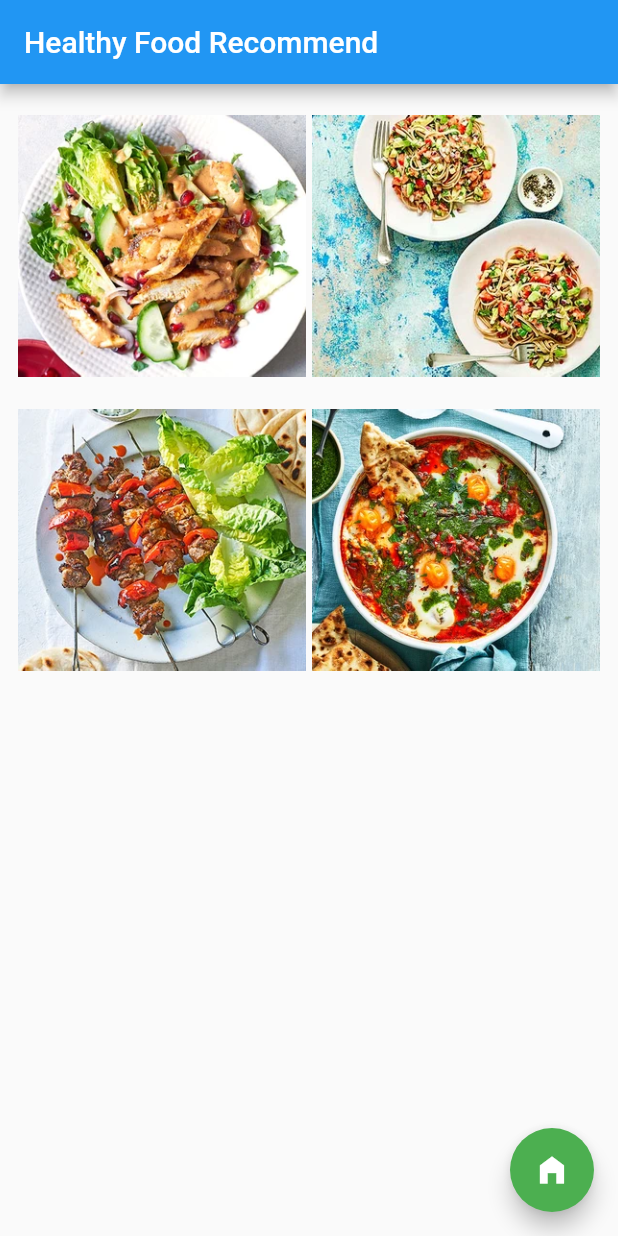
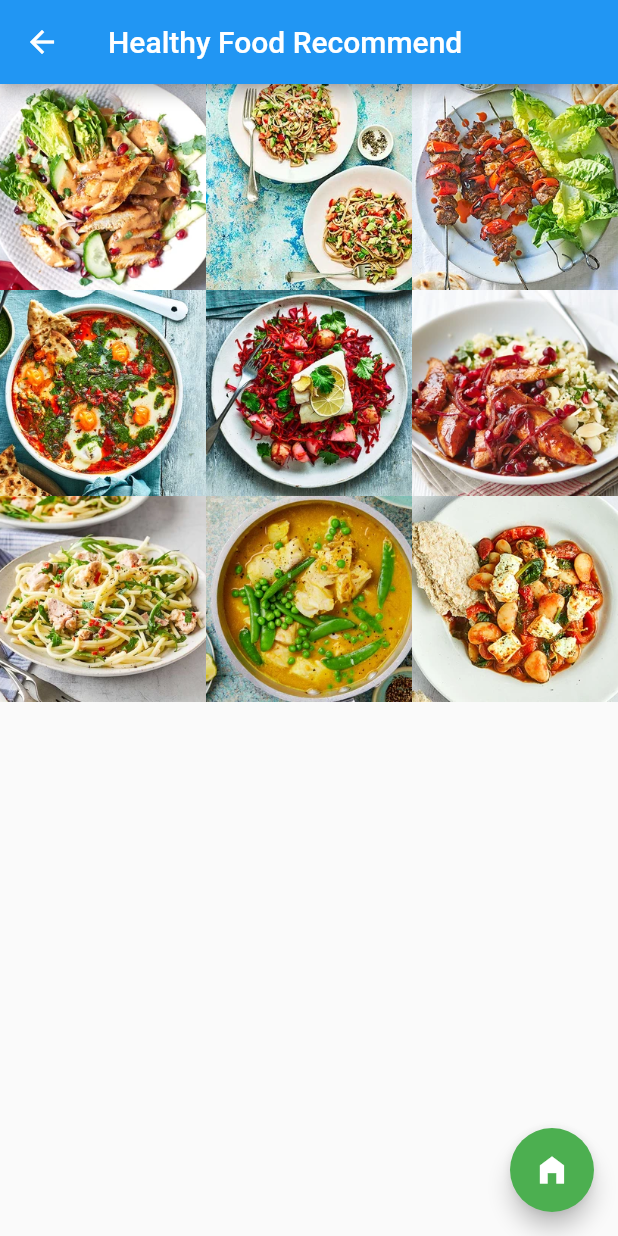
Before and after one commit to suprakittt/BMI_Calculator, a Flutter app: the screen it shows after launch, after a tap on the "flatware" icon, on a phone screen of 412 x 824 dp. Run offline on Flutter 3.47's test engine with Material 2 defaults, Android fonts, the phone set to English and light mode, and no system bars.

Commit message:
add food menu page

```diff
--- a/lib/main.dart
+++ b/lib/main.dart
@@ -119,6 +119,19 @@ class _MyHomePageState extends State<MyHomePage> {
   }
 
   void calculate() {
+    Widget okButton = TextButton(
+      child: Text("OK"),
+      onPressed: () {
+        Navigator.pop(context);
+      },
+    );
+    AlertDialog alert = AlertDialog(
+      title: Text("Your weight is greater than what is considered healthy."),
+      content: Text("Please Click the green button below to see healthy food recipes."),
+      actions: [
+        okButton,
+      ],
+    );
     double height = double.parse(_heightController.text) / 100;
     double weight = double.parse(_weightController.text);
 
@@ -132,43 +145,80 @@ class _MyHomePageState extends State<MyHomePage> {
         _message = 'You body is fine';
       } else if (_bmi! < 30) {
         _message = 'You are overweight';
+        showDialog(
+          context: context,
+          builder: (BuildContext context) {
+            return alert;
+          },
+        );
       } else {
         _message = 'You are obese';
+        showDialog(context: context, builder: (BuildContext context) {
+          return alert;
+        },
+        );
       }
     });
   }
 }
 
+class PhotoItem {
+  final String image;
+  final String name;
+  PhotoItem(this.image, this.name);
+}
+
 class SecondRoute extends StatelessWidget {
 
-  List<String> images = [
-    "photo/1.jpg",
-    "photo/2.jpg",
-    "photo/3.jpg",
-    "photo/4.jpg"
+  final List<PhotoItem> images = [
+    PhotoItem("photo/1.jpg", "Chicken Satay salad"),
+    PhotoItem("photo/2.jpg", "Linguine with avocado"),
+    PhotoItem("photo/3.jpg", "Pork souvlaki"),
+    PhotoItem("photo/4.jpg", "Salsa verde"),
+    PhotoItem("photo/5.jpg", "Roasted cod"),
+    PhotoItem("photo/6.jpg", "Pomegranate"),
+    PhotoItem("photo/7.jpg", "Tuna Spaghetti"),
+    PhotoItem("photo/8.jpg", "Turmeric, fish curry"),
+    PhotoItem("photo/9.jpg", "Crispy grilled feta"),
   ];
 
   @override
   Widget build(BuildContext context) {
-    return MaterialApp(
-      home: Scaffold(
-        appBar: AppBar(
+    return Scaffold(
+      appBar: AppBar(
           title: Text("Healthy Food Recommend"),
           backgroundColor: Colors.blue,
         ),
-        body: Container(
-            padding: EdgeInsets.all(12.0),
-            child: GridView.builder(
-              itemCount: images.length,
-              gridDelegate: SliverGridDelegateWithFixedCrossAxisCount(
-                  crossAxisCount: 2,
-                  crossAxisSpacing: 4.0,
-                  mainAxisSpacing: 4.0
+        body: GridView.builder(
+          gridDelegate: SliverGridDelegateWithFixedCrossAxisCount(
+            crossAxisSpacing: 0,
+            mainAxisSpacing: 0,
+            crossAxisCount: 3,
+          ),
+          itemCount: images.length,
+          itemBuilder: (BuildContext context, int index) {
+            return new GestureDetector(
+              onTap: () {
+                Navigator.push(
+                  context,
+                  MaterialPageRoute(
+                    builder: (context) => RouteTwo(
+                        image: images[index].image, name: images[index].name),
+                  ),
+                );
+              },
+              child: Container(
+                decoration: BoxDecoration(
+                  image: DecorationImage(
+                    fit: BoxFit.cover,
+                    image: AssetImage(images[index].image),
+                  ),
+                ),
               ),
-              itemBuilder: (BuildContext context, int index){
-                return Image.asset(images[index]);
-              },
-            )),
+            );
+          },
+        ),
+
         floatingActionButton: FloatingActionButton(
           onPressed: () {
             Navigator.pop(context);
@@ -176,6 +226,44 @@ class SecondRoute extends StatelessWidget {
           child: Icon(Icons.home_filled),
           backgroundColor: Colors.green,
         ),
+      );
+  }
+}
+
+class RouteTwo extends StatelessWidget {
+  final String image;
+  final String name;
+
+  RouteTwo({Key? key, required this.image, required this.name})
+      : super(key: key);
+
+  @override
+  Widget build(BuildContext context) {
+    return Scaffold(
+      appBar: AppBar(
+        title: Text('Recieves'),
+      ),
+      body: Column(
+        children: [
+          AspectRatio(
+            aspectRatio: 1,
+            child: Container(
+              width: double.infinity,
+              child: Image(
+                image: AssetImage(image),
+              ),
+            ),
+          ),
+          Container(
+            margin: const EdgeInsets.all(20.0),
+            child: Center(
+              child: Text(
+                name,
+                style: TextStyle(fontSize: 40),
+              ),
+            ),
+          ),
+        ],
       ),
     );
   }
--- a/pubspec.yaml
+++ b/pubspec.yaml
@@ -58,6 +58,12 @@ flutter:
     - photo/2.jpg
     - photo/3.jpg
     - photo/4.jpg
+    - photo/5.jpg
+    - photo/6.jpg
+    - photo/7.jpg
+    - photo/8.jpg
+    - photo/9.jpg
+
 
   # The following line ensures that the Material Icons font is
   # included with your application, so that you can use the icons in
```
Also changed, not shown: photo/5.jpg (added), photo/6.jpg (added), photo/7.jpg (added), photo/8.jpg (added), photo/9.jpg (added).
